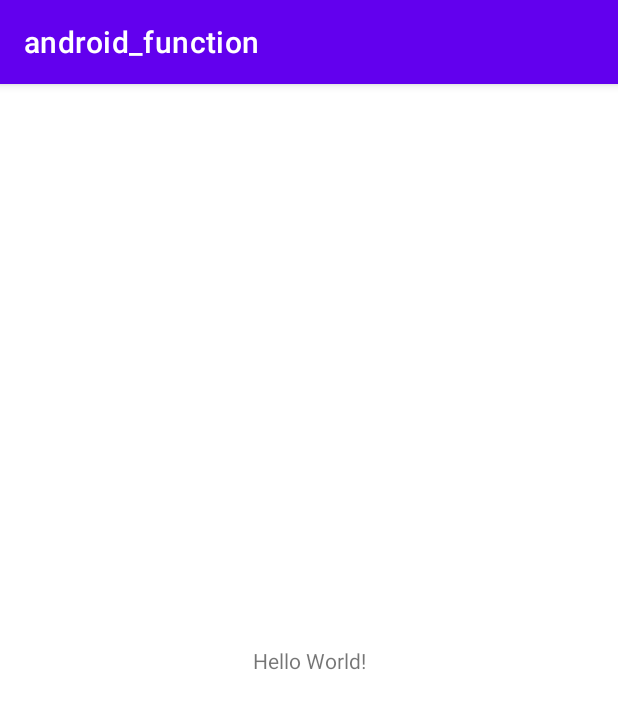
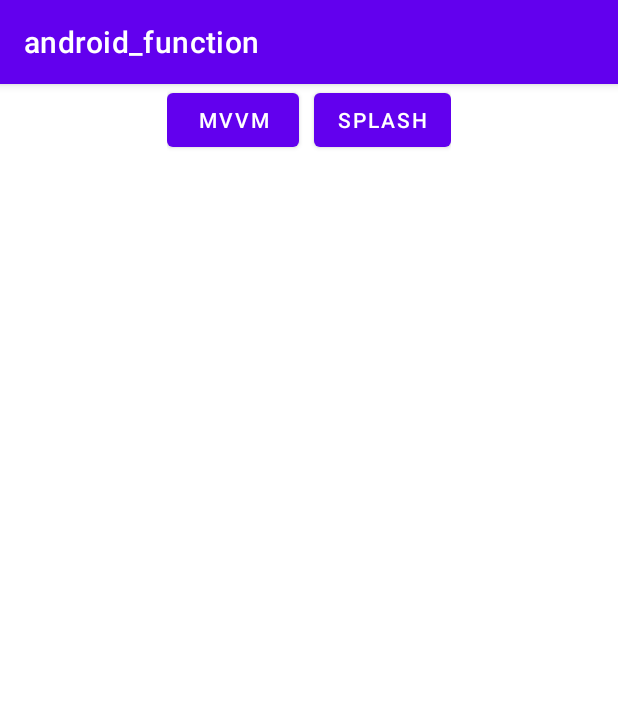
Before and after one commit to pioneer-d/andorid_function, an Android app: the screen it shows after launch (MainActivity), on a phone screen of 412 x 824 dp. Shown: the top 709 px of the screen. Run offline under Robolectric (Android 15) with nearby library versions, the phone set to English and light mode, and no system bars.

Commit message:
1_Make MVVM_Pattern
DataBinding, ViewModel

```diff
--- a/app/src/main/AndroidManifest.xml
+++ b/app/src/main/AndroidManifest.xml
@@ -10,6 +10,12 @@
         android:supportsRtl="true"
         android:theme="@style/Theme.Android_function">
         <activity
+            android:name=".splash.SplashActivity"
+            android:exported="false" />
+        <activity
+            android:name=".mvvm.MvvmActivity"
+            android:exported="false" />
+        <activity
             android:name=".MainActivity"
             android:exported="true">
             <intent-filter>
--- a/app/src/main/java/com/android/function/MainActivity.kt
+++ b/app/src/main/java/com/android/function/MainActivity.kt
@@ -1,11 +1,33 @@
 package com.android.function
 
+import android.content.Intent
 import androidx.appcompat.app.AppCompatActivity
 import android.os.Bundle
+import android.view.View
+import android.widget.Button
+import com.android.function.mvvm.MvvmActivity
+import com.android.function.splash.SplashActivity
 
 class MainActivity : AppCompatActivity() {
+
+
+
     override fun onCreate(savedInstanceState: Bundle?) {
         super.onCreate(savedInstanceState)
         setContentView(R.layout.activity_main)
+
+        // MVVM 디자인 패턴
+        var go_mvvm:Button = findViewById(R.id.go_mvvm)
+        go_mvvm.setOnClickListener(View.OnClickListener {
+            val intent = Intent(this,MvvmActivity::class.java)
+            startActivity(intent)
+        })
+
+        val go_splash:Button = findViewById(R.id.go_splash)
+        go_splash.setOnClickListener(View.OnClickListener {
+            val intent = Intent(this,SplashActivity::class.java)
+            startActivity(intent)
+        })
+
     }
 }
--- a/app/src/main/res/layout/activity_main.xml
+++ b/app/src/main/res/layout/activity_main.xml
@@ -6,13 +6,26 @@
         android:layout_height="match_parent"
         tools:context=".MainActivity">
 
-    <TextView
+        <LinearLayout
             android:layout_width="wrap_content"
             android:layout_height="wrap_content"
-        android:text="Hello World!"
-        app:layout_constraintBottom_toBottomOf="parent"
-        app:layout_constraintLeft_toLeftOf="parent"
+            app:layout_constraintTop_toTopOf="parent"
             app:layout_constraintRight_toRightOf="parent"
-        app:layout_constraintTop_toTopOf="parent" />
+            app:layout_constraintLeft_toLeftOf="parent">
+
+            <Button
+                android:id="@+id/go_mvvm"
+                android:layout_width="wrap_content"
+                android:layout_height="wrap_content"
+                android:text="MVVM" />
+
+            <Button
+                android:id="@+id/go_splash"
+                android:layout_marginLeft="10dp"
+                android:layout_width="wrap_content"
+                android:layout_height="wrap_content"
+                android:text="Splash" />
+
+        </LinearLayout>
 
     </androidx.constraintlayout.widget.ConstraintLayout>
--- a/app/src/main/res/values/strings.xml
+++ b/app/src/main/res/values/strings.xml
@@ -1,3 +1,4 @@
 <resources>
     <string name="app_name">android_function</string>
+    <string name="splash_content">This is Splash Screen</string>
 </resources>
```
Also changed, not shown: app/build.gradle (+16 -0 lines), app/src/main/java/com/android/function/mvvm/MvvmActivity.kt (added, +24 -0 lines), app/src/main/java/com/android/function/mvvm/MvvmViewModel.kt (added, +32 -0 lines), app/src/main/java/com/android/function/splash/SplashActivity.kt (added, +24 -0 lines), app/src/main/res/layout/activity_mvvm.xml (added, +45 -0 lines), app/src/main/res/layout/activity_splash.xml (added, +20 -0 lines). Lines whose indentation alone changed are shown as unchanged.
